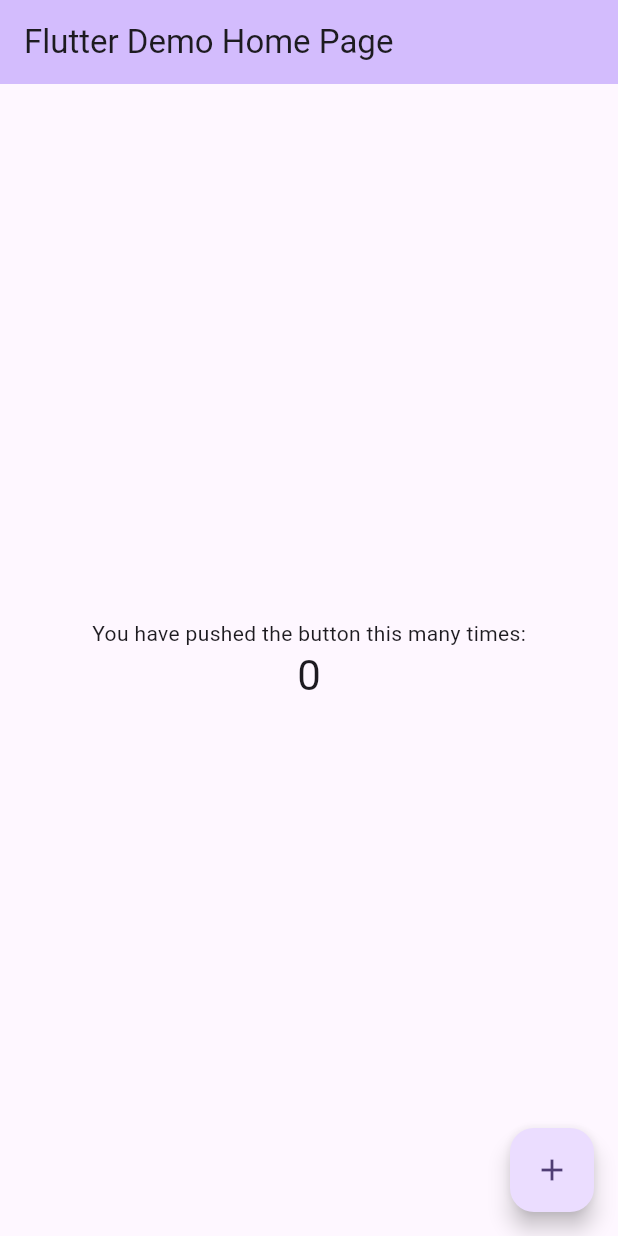
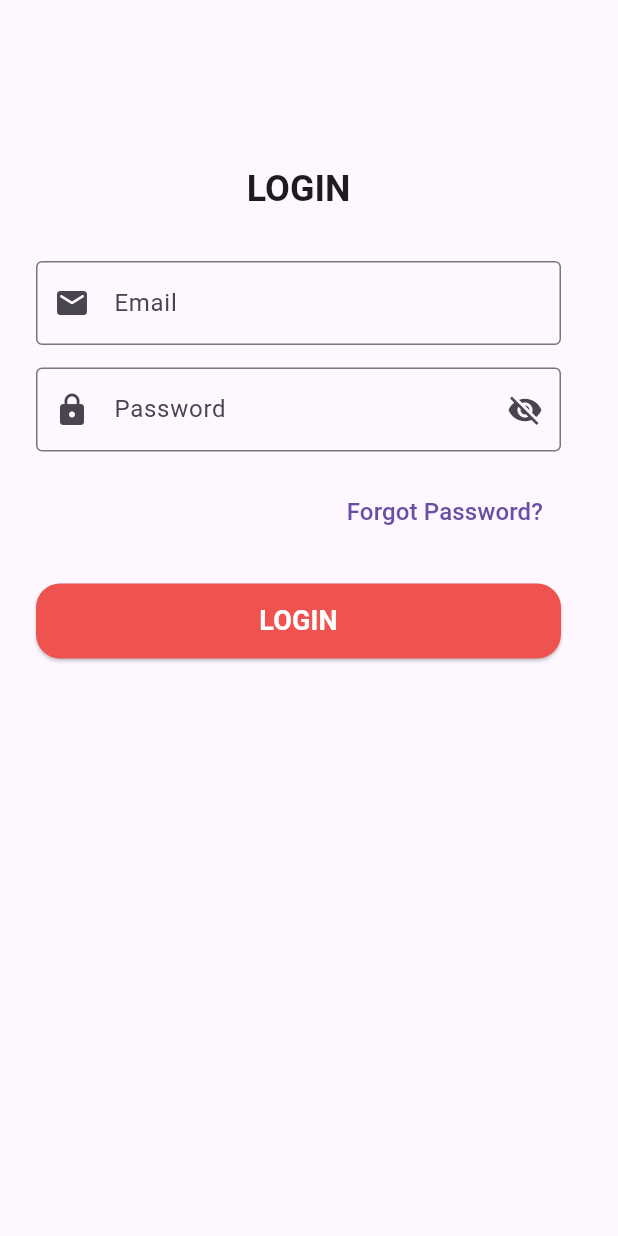
Before and after one commit to AnishBaniya1/PebbleX, a Flutter app: the screen it shows after launch, on a phone screen of 412 x 824 dp. Run offline on Flutter 3.47's test engine with Material 3 defaults, Android fonts, the phone set to English and light mode, and no system bars.

Commit message:
feat: implement LoginPage

```diff
--- a/Mobile/pebblex_app/lib/main.dart
+++ b/Mobile/pebblex_app/lib/main.dart
@@ -1,122 +1,16 @@
 import 'package:flutter/material.dart';
+import 'package:pebblex_app/views/auth/login_page.dart';
 
 void main() {
-  runApp(const MyApp());
+  WidgetsFlutterBinding.ensureInitialized();
+  runApp(App());
 }
 
-class MyApp extends StatelessWidget {
-  const MyApp({super.key});
-
-  // This widget is the root of your application.
-  @override
-  Widget build(BuildContext context) {
-    return MaterialApp(
-      title: 'Flutter Demo',
-      theme: ThemeData(
-        // This is the theme of your application.
-        //
-        // TRY THIS: Try running your application with "flutter run". You'll see
-        // the application has a purple toolbar. Then, without quitting the app,
-        // try changing the seedColor in the colorScheme below to Colors.green
-        // and then invoke "hot reload" (save your changes or press the "hot
-        // reload" button in a Flutter-supported IDE, or press "r" if you used
-        // the command line to start the app).
-        //
-        // Notice that the counter didn't reset back to zero; the application
-        // state is not lost during the reload. To reset the state, use hot
-        // restart instead.
-        //
-        // This works for code too, not just values: Most code changes can be
-        // tested with just a hot reload.
-        colorScheme: ColorScheme.fromSeed(seedColor: Colors.deepPurple),
-      ),
-      home: const MyHomePage(title: 'Flutter Demo Home Page'),
-    );
-  }
-}
-
-class MyHomePage extends StatefulWidget {
-  const MyHomePage({super.key, required this.title});
-
-  // This widget is the home page of your application. It is stateful, meaning
-  // that it has a State object (defined below) that contains fields that affect
-  // how it looks.
-
-  // This class is the configuration for the state. It holds the values (in this
-  // case the title) provided by the parent (in this case the App widget) and
-  // used by the build method of the State. Fields in a Widget subclass are
-  // always marked "final".
-
-  final String title;
-
-  @override
-  State<MyHomePage> createState() => _MyHomePageState();
-}
-
-class _MyHomePageState extends State<MyHomePage> {
-  int _counter = 0;
-
-  void _incrementCounter() {
-    setState(() {
-      // This call to setState tells the Flutter framework that something has
-      // changed in this State, which causes it to rerun the build method below
-      // so that the display can reflect the updated values. If we changed
-      // _counter without calling setState(), then the build method would not be
-      // called again, and so nothing would appear to happen.
-      _counter++;
-    });
-  }
+class App extends StatelessWidget {
+  const App({super.key});
 
   @override
   Widget build(BuildContext context) {
-    // This method is rerun every time setState is called, for instance as done
-    // by the _incrementCounter method above.
-    //
-    // The Flutter framework has been optimized to make rerunning build methods
-    // fast, so that you can just rebuild anything that needs updating rather
-    // than having to individually change instances of widgets.
-    return Scaffold(
-      appBar: AppBar(
-        // TRY THIS: Try changing the color here to a specific color (to
-        // Colors.amber, perhaps?) and trigger a hot reload to see the AppBar
-        // change color while the other colors stay the same.
-        backgroundColor: Theme.of(context).colorScheme.inversePrimary,
-        // Here we take the value from the MyHomePage object that was created by
-        // the App.build method, and use it to set our appbar title.
-        title: Text(widget.title),
-      ),
-      body: Center(
-        // Center is a layout widget. It takes a single child and positions it
-        // in the middle of the parent.
-        child: Column(
-          // Column is also a layout widget. It takes a list of children and
-          // arranges them vertically. By default, it sizes itself to fit its
-          // children horizontally, and tries to be as tall as its parent.
-          //
-          // Column has various properties to control how it sizes itself and
-          // how it positions its children. Here we use mainAxisAlignment to
-          // center the children vertically; the main axis here is the vertical
-          // axis because Columns are vertical (the cross axis would be
-          // horizontal).
-          //
-          // TRY THIS: Invoke "debug painting" (choose the "Toggle Debug Paint"
-          // action in the IDE, or press "p" in the console), to see the
-          // wireframe for each widget.
-          mainAxisAlignment: MainAxisAlignment.center,
-          children: <Widget>[
-            const Text('You have pushed the button this many times:'),
-            Text(
-              '$_counter',
-              style: Theme.of(context).textTheme.headlineMedium,
-            ),
-          ],
-        ),
-      ),
-      floatingActionButton: FloatingActionButton(
-        onPressed: _incrementCounter,
-        tooltip: 'Increment',
-        child: const Icon(Icons.add),
-      ), // This trailing comma makes auto-formatting nicer for build methods.
-    );
+    return MaterialApp(home: LoginPage());
   }
 }
--- /dev/null
+++ b/Mobile/pebblex_app/lib/views/auth/login_page.dart
@@ -0,0 +1,305 @@
+import 'package:flutter/material.dart';
+import 'package:pebblex_app/views/home/main_page.dart';
+
+class LoginPage extends StatefulWidget {
+  const LoginPage({super.key});
+
+  @override
+  State<LoginPage> createState() => _LoginPageState();
+}
+
+class _LoginPageState extends State<LoginPage> {
+  //// Controllers for managing text input fields
+  late final TextEditingController _emailController;
+  late final TextEditingController _passwordController;
+
+  //// Form key for validation
+  final GlobalKey<FormState> _formKey = GlobalKey<FormState>();
+
+  // // State variables for UI behavior
+  bool _isPasswordHidden = true; //Toggle password visibility.
+  bool _isLoading = false; //Show loading spinner while login is processing.
+
+  // Constants for better maintainability
+  static const double _fieldWidth = 350;
+  static const double _topSpacing = 70;
+  static const double _logoSpacing = 40;
+  static const double _fieldSpacing = 15;
+
+  @override
+  //Initializes controllers when the widget is created.
+  void initState() {
+    super.initState();
+    _emailController = TextEditingController();
+    _passwordController = TextEditingController();
+  }
+
+  @override
+  //Frees up memory by disposing controllers when widget is removed.
+  void dispose() {
+    _emailController.dispose();
+    _passwordController.dispose();
+    super.dispose();
+  }
+
+  Future<void> _handleLogin() async {
+    // Validate all form fields
+    //_formKey.currentState - Accesses the current state of the Form widget
+    //.validate() - Runs all validator functions in the form (calls _validateEmail and _validatePassword)
+    if (!_formKey.currentState!.validate()) return;
+
+    // Unfocus keyboard
+    FocusScope.of(context).unfocus();
+    //Show loading state
+    setState(() => _isLoading = true);
+
+    try {
+      // TODO: Implement actual authentication logic here
+      /*
+      final response = await _firebaseService.login(
+        emailAddress: _emailController.text.trim(),
+        password: _passwordController.text,
+      );
+
+      // Check if widget is still mounted and authentication succeeded
+      if (!mounted) return;
+
+      if (response != null && response.user != null) {
+        // Step 5: Retrieve and save user session
+        await _sessionController.getUser();
+        final savedName = SessionController.user?.name;
+
+        // Create user model with authenticated data
+        final userModel = UserModel(
+          id: response.user?.uid,
+          name: savedName,
+          email: response.user?.email,
+        );
+
+        // Save user to session/local storage
+        await _sessionController.saveUser(userModel);
+
+        // Check mounted again before navigation
+        if (!mounted) return;
+
+        // Show success message
+        ScaffoldMessenger.of(context).showSnackBar(
+          const SnackBar(
+            content: Text('Login Successful'),
+            backgroundColor: Colors.green,
+          ),
+        );
+
+        // Step 6: Navigate to main page
+        Navigator.of(context).pushReplacement(
+          MaterialPageRoute(builder: (context) => const MainPage()),
+        );
+      } else {
+        // Handle case where response is null or user is null
+        throw Exception('Authentication failed - Invalid credentials');
+      }
+      */
+
+      await Future.delayed(const Duration(seconds: 2)); // Simulated API call
+
+      if (!mounted) return;
+
+      Navigator.of(context).pushReplacement(
+        MaterialPageRoute(builder: (context) => const MainPage()),
+      );
+    } catch (e) {
+      if (!mounted) return;
+
+      ScaffoldMessenger.of(context).showSnackBar(
+        SnackBar(
+          content: Text('Login failed: ${e.toString()}'),
+          backgroundColor: Colors.red,
+        ),
+      );
+    } finally {
+      //// Always reset loading state
+      if (mounted) {
+        setState(() => _isLoading = false);
+      }
+    }
+  }
+
+  //// Navigate to forgot password page
+  void _navigateToForgotPassword() {
+    // TODO: Implement navigation to forgot password page
+    ScaffoldMessenger.of(context).showSnackBar(
+      const SnackBar(content: Text('Forgot Password - Coming Soon')),
+    );
+  }
+
+  @override
+  Widget build(BuildContext context) {
+    return Scaffold(
+      //// SafeArea prevents overlap with system UI
+      body: SafeArea(
+        //prevents overflow
+        child: SingleChildScrollView(
+          padding: const EdgeInsets.symmetric(horizontal: 24),
+          child: Form(
+            //Wraps input fields for validation.
+            key: _formKey,
+            child: Column(
+              mainAxisAlignment: MainAxisAlignment.center,
+              children: [
+                const SizedBox(height: _topSpacing),
+                // TODO: Add your app logo here
+                // Image.asset('assets/images/logo.png', height: 100),
+                const SizedBox(height: _logoSpacing),
+
+                Text(
+                  'LOGIN',
+                  style: Theme.of(context).textTheme.headlineSmall?.copyWith(
+                    fontWeight: FontWeight.bold,
+                  ),
+                ),
+                const SizedBox(height: 32),
+
+                // Email Input Field
+                ConstrainedBox(
+                  constraints: const BoxConstraints(maxWidth: _fieldWidth),
+                  child: TextFormField(
+                    controller: _emailController,
+                    keyboardType: TextInputType.emailAddress,
+                    textInputAction: TextInputAction.next,
+                    enabled: !_isLoading,
+                    validator: _validateEmail,
+                    decoration: const InputDecoration(
+                      border: OutlineInputBorder(),
+                      labelText: 'Email',
+                      hintText: 'Enter Your Email',
+                      prefixIcon: Icon(Icons.email_rounded),
+                    ),
+                  ),
+                ),
+                const SizedBox(height: _fieldSpacing),
+
+                // Password Input Field
+                ConstrainedBox(
+                  constraints: const BoxConstraints(maxWidth: _fieldWidth),
+                  child: TextFormField(
+                    controller: _passwordController,
+                    obscureText: _isPasswordHidden,
+                    textInputAction: TextInputAction.done,
+                    // is a property of TextFormField that controls whether the user can interact with the input field
+                    enabled: !_isLoading,
+                    //onFieldSubmitted is a callback function that gets triggered when the user presses the action button on the keyboard (in this case, the "Done" button).
+                    onFieldSubmitted: (_) => _handleLogin(),
+                    validator: _validatePassword,
+                    decoration: InputDecoration(
+                      border: const OutlineInputBorder(),
+                      labelText: 'Password',
+                      hintText: 'Enter Your Password',
+                      prefixIcon: const Icon(Icons.lock),
+                      suffixIcon: IconButton(
+                        onPressed: () {
+                          setState(() {
+                            _isPasswordHidden = !_isPasswordHidden;
+                          });
+                        },
+                        icon: Icon(
+                          _isPasswordHidden
+                              ? Icons.visibility_off
+                              : Icons.visibility,
+                        ),
+                      ),
+                    ),
+                  ),
+                ),
+                const SizedBox(height: 16),
+
+                // Forgot Password
+                ConstrainedBox(
+                  constraints: const BoxConstraints(maxWidth: _fieldWidth),
+                  child: Align(
+                    alignment: Alignment.centerRight,
+                    child: TextButton(
+                      onPressed: _isLoading ? null : _navigateToForgotPassword,
+                      child: const Text(
+                        'Forgot Password?',
+                        style: TextStyle(
+                          fontSize: 16,
+                          fontWeight: FontWeight.w500,
+                        ),
+                      ),
+                    ),
+                  ),
+                ),
+                const SizedBox(height: 24),
+
+                // Login Button
+                ConstrainedBox(
+                  constraints: const BoxConstraints(maxWidth: _fieldWidth),
+                  child: SizedBox(
+                    width: double.infinity,
+                    height: 50,
+                    child: ElevatedButton(
+                      style: ElevatedButton.styleFrom(
+                        backgroundColor: Colors.red.shade400,
+                        foregroundColor: Colors.white,
+                        shape: RoundedRectangleBorder(
+                          borderRadius: BorderRadius.circular(16),
+                        ),
+                        disabledBackgroundColor: Colors.grey.shade400,
+                      ),
+                      onPressed: _isLoading ? null : _handleLogin,
+                      child: _isLoading
+                          ? const SizedBox(
+                              height: 24,
+                              width: 24,
+                              child: CircularProgressIndicator(
+                                color: Colors.white,
+                                strokeWidth: 2,
+                              ),
+                            )
+                          : const Text(
+                              'LOGIN',
+                              style: TextStyle(
+                                fontSize: 18,
+                                fontWeight: FontWeight.w600,
+                              ),
+                            ),
+                    ),
+                  ),
+                ),
+                const SizedBox(height: 24),
+
+                // Sign Up Link (Optional)
+                // TextButton(
+                //   onPressed: _isLoading ? null : _navigateToSignUp,
+                //   child: const Text("Don't have an account? Sign Up"),
+                // ),
+              ],
+            ),
+          ),
+        ),
+      ),
+    );
+  }
+
+  //validate email fromat
+  String? _validateEmail(String? value) {
+    if (value == null || value.isEmpty) {
+      return 'Please enter an email address';
+    }
+    if (!RegExp(r'^[\w-]+(\.[\w-]+)*@[\w-]+(\.[\w-]+)+$').hasMatch(value)) {
+      return 'Please enter a valid email address';
+    }
+    return null;
+  }
+
+  //validate password requirements
+  String? _validatePassword(String? value) {
+    if (value == null || value.isEmpty) {
+      return 'Please enter a password';
+    }
+    if (value.length < 8) {
+      return 'Password must be at least 8 characters';
+    }
+    return null;
+  }
+}
```
Also changed, not shown: Mobile/pebblex_app/lib/views/home/main_page.dart (added, +15 -0 lines).
